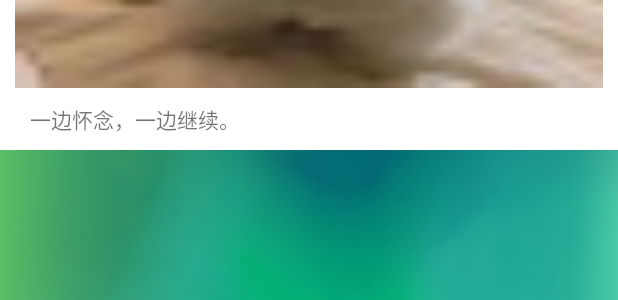
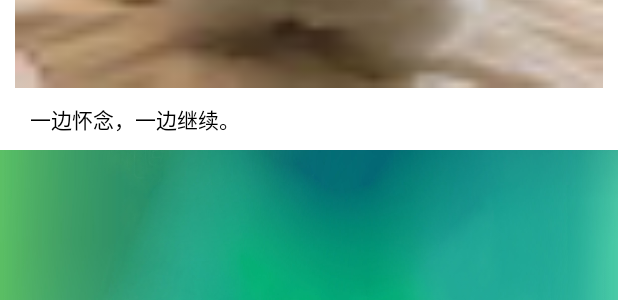
Before and after one commit to MJCoderMJCoder/MyHfutEduCn-Myself-, an Android app: the layout item_log.xml on its own in the app's theme, with its tools: preview values and no code run, on a phone screen of 412 x 824 dp. Shown: the part 376-676 px from the top of the screen. Run offline under Robolectric (Android 15) with nearby library versions, the phone set to English and light mode, and no system bars.

Commit message:
教务APP

```diff
--- a/app/src/main/res/layout/item_log.xml
+++ b/app/src/main/res/layout/item_log.xml
@@ -59,7 +59,8 @@
         android:paddingLeft="20dp"
         android:paddingRight="20dp"
         android:paddingTop="10dp"
-        android:text="一边怀念，一边继续。"/>
+        android:text="一边怀念，一边继续。"
+        android:textColor="@android:color/black"/>
 
     <View
         android:id="@+id/line"
```
Also changed, not shown: app/src/main/java/com/lzf/myhfuteducn/MainActivity.java (+7 -1 lines), app/src/main/java/com/lzf/myhfuteducn/fragment/CommunityFragment.java (+9 -0 lines).
